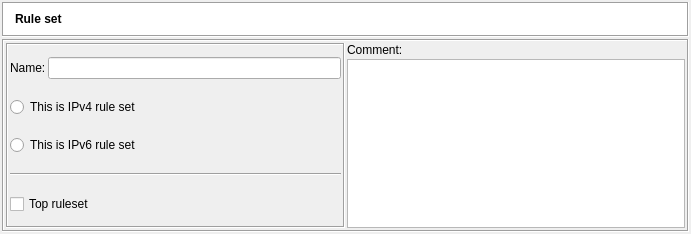
Above: src/gui/rulesetdialog_q.ui from fwbuilder/fwbuilder before the change. Below: the same form after it.
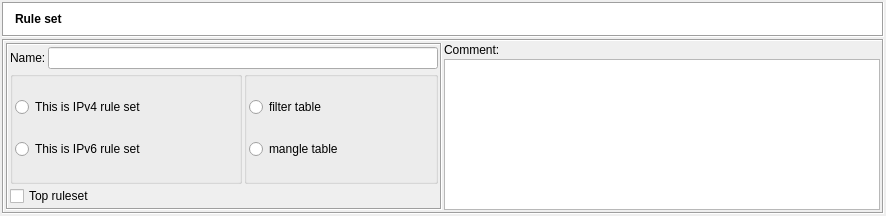
That is the form after the change. Icons and pictures are not drawn.

Commit message: added controls for ruleset dialog for iptables only

Patch:
```diff
--- a/src/gui/rulesetdialog_q.ui
+++ b/src/gui/rulesetdialog_q.ui
@@ -8,8 +8,8 @@
    <rect>
     <x>0</x>
     <y>0</y>
-    <width>691</width>
-    <height>234</height>
+    <width>886</width>
+    <height>216</height>
    </rect>
   </property>
   <property name="windowTitle" >
@@ -19,19 +19,7 @@
    <property name="leftMargin" >
     <number>2</number>
    </property>
-   <property name="topMargin" >
-    <number>2</number>
-   </property>
-   <property name="rightMargin" >
-    <number>2</number>
-   </property>
-   <property name="bottomMargin" >
-    <number>2</number>
-   </property>
-   <property name="horizontalSpacing" >
-    <number>0</number>
-   </property>
-   <property name="verticalSpacing" >
+   <property name="spacing" >
     <number>0</number>
    </property>
    <item row="0" column="0" >
@@ -130,19 +118,7 @@
         <property name="leftMargin" >
          <number>2</number>
         </property>
-        <property name="topMargin" >
-         <number>2</number>
-        </property>
-        <property name="rightMargin" >
-         <number>2</number>
-        </property>
-        <property name="bottomMargin" >
-         <number>2</number>
-        </property>
-        <property name="horizontalSpacing" >
-         <number>2</number>
-        </property>
-        <property name="verticalSpacing" >
+        <property name="spacing" >
          <number>2</number>
         </property>
         <item row="0" column="0" >
@@ -197,7 +173,7 @@
        <property name="frameShadow" >
         <enum>QFrame::Sunken</enum>
        </property>
-       <layout class="QGridLayout" >
+       <layout class="QGridLayout" name="gridLayout_4" >
         <item rowspan="2" row="0" column="0" >
          <widget class="QFrame" name="frame27" >
           <property name="frameShape" >
@@ -206,10 +182,7 @@
           <property name="frameShadow" >
            <enum>QFrame::Sunken</enum>
           </property>
-          <layout class="QGridLayout" >
-           <property name="verticalSpacing" >
-            <number>8</number>
-           </property>
+          <layout class="QGridLayout" name="gridLayout_3" >
            <item row="0" column="0" >
             <widget class="QLabel" name="textLabel1" >
              <property name="text" >
@@ -220,7 +193,7 @@
              </property>
             </widget>
            </item>
-           <item row="0" column="1" >
+           <item row="0" column="1" colspan="2" >
             <widget class="QLineEdit" name="obj_name" >
              <property name="sizePolicy" >
               <sizepolicy vsizetype="Fixed" hsizetype="Preferred" >
@@ -237,27 +210,76 @@
             </widget>
            </item>
            <item row="1" column="0" colspan="2" >
-            <widget class="QRadioButton" name="ipv4_rule_set" >
-             <property name="text" >
-              <string>This is IPv4 rule set</string>
+            <widget class="QGroupBox" name="groupBox" >
+             <property name="title" >
+              <string/>
              </property>
+             <layout class="QGridLayout" name="gridLayout" >
+              <property name="leftMargin" >
+               <number>2</number>
+              </property>
+              <property name="topMargin" >
+               <number>0</number>
+              </property>
+              <property name="rightMargin" >
+               <number>2</number>
+              </property>
+              <property name="bottomMargin" >
+               <number>0</number>
+              </property>
+              <item row="0" column="0" >
+               <widget class="QRadioButton" name="ipv4_rule_set" >
+                <property name="text" >
+                 <string>This is IPv4 rule set</string>
+                </property>
+               </widget>
+              </item>
+              <item row="1" column="0" >
+               <widget class="QRadioButton" name="ipv6_rule_set" >
+                <property name="text" >
+                 <string>This is IPv6 rule set</string>
+                </property>
+               </widget>
+              </item>
+             </layout>
             </widget>
            </item>
-           <item row="2" column="0" colspan="2" >
-            <widget class="QRadioButton" name="ipv6_rule_set" >
-             <property name="text" >
-              <string>This is IPv6 rule set</string>
+           <item row="1" column="2" >
+            <widget class="QGroupBox" name="iptables_only" >
+             <property name="title" >
+              <string/>
              </property>
+             <layout class="QGridLayout" name="gridLayout_2" >
+              <property name="leftMargin" >
+               <number>2</number>
+              </property>
+              <property name="topMargin" >
+               <number>0</number>
+              </property>
+              <property name="rightMargin" >
+               <number>2</number>
+              </property>
+              <property name="bottomMargin" >
+               <number>2</number>
+              </property>
+              <item row="0" column="0" >
+               <widget class="QRadioButton" name="ipt_filter_table" >
+                <property name="text" >
+                 <string>filter table</string>
+                </property>
+               </widget>
+              </item>
+              <item row="1" column="0" >
+               <widget class="QRadioButton" name="ipt_mangle_table" >
+                <property name="text" >
+                 <string>mangle table</string>
+                </property>
+               </widget>
+              </item>
+             </layout>
             </widget>
            </item>
-           <item row="3" column="0" colspan="2" >
-            <widget class="Line" name="line" >
-             <property name="orientation" >
-              <enum>Qt::Horizontal</enum>
-             </property>
-            </widget>
-           </item>
-           <item row="4" column="0" colspan="2" >
+           <item row="2" column="0" colspan="3" >
             <widget class="QCheckBox" name="top_rule_set" >
              <property name="text" >
               <string>Top ruleset</string>
```
Left out of the diff: 105 changed lines with no effect on the pictures.
